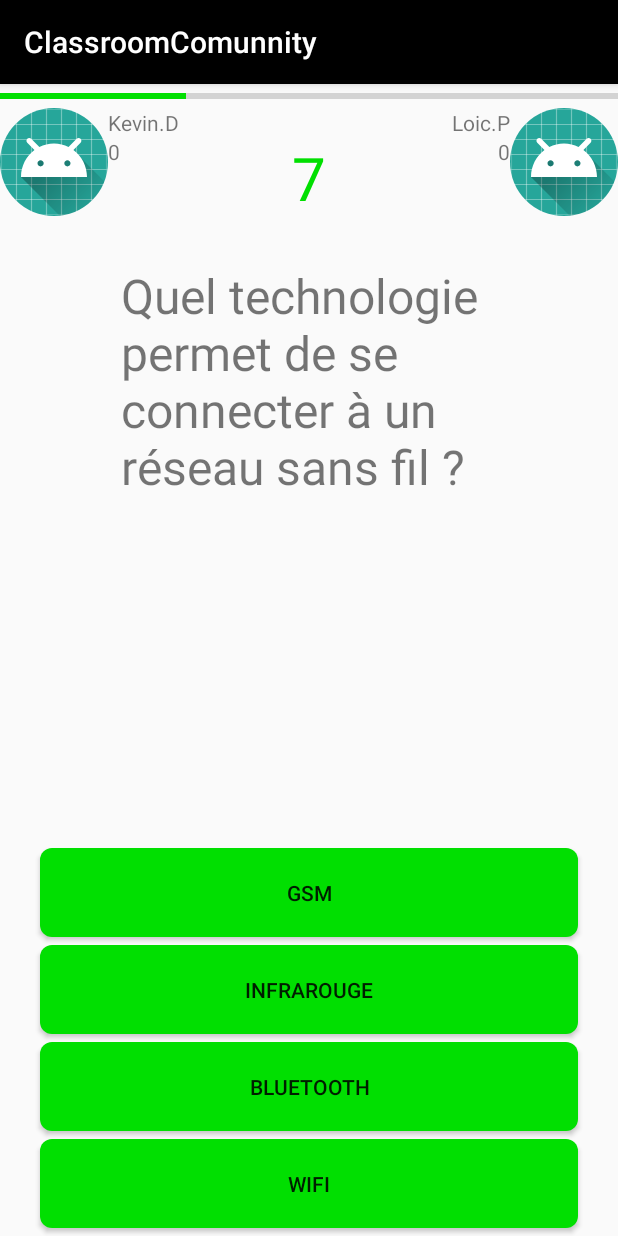
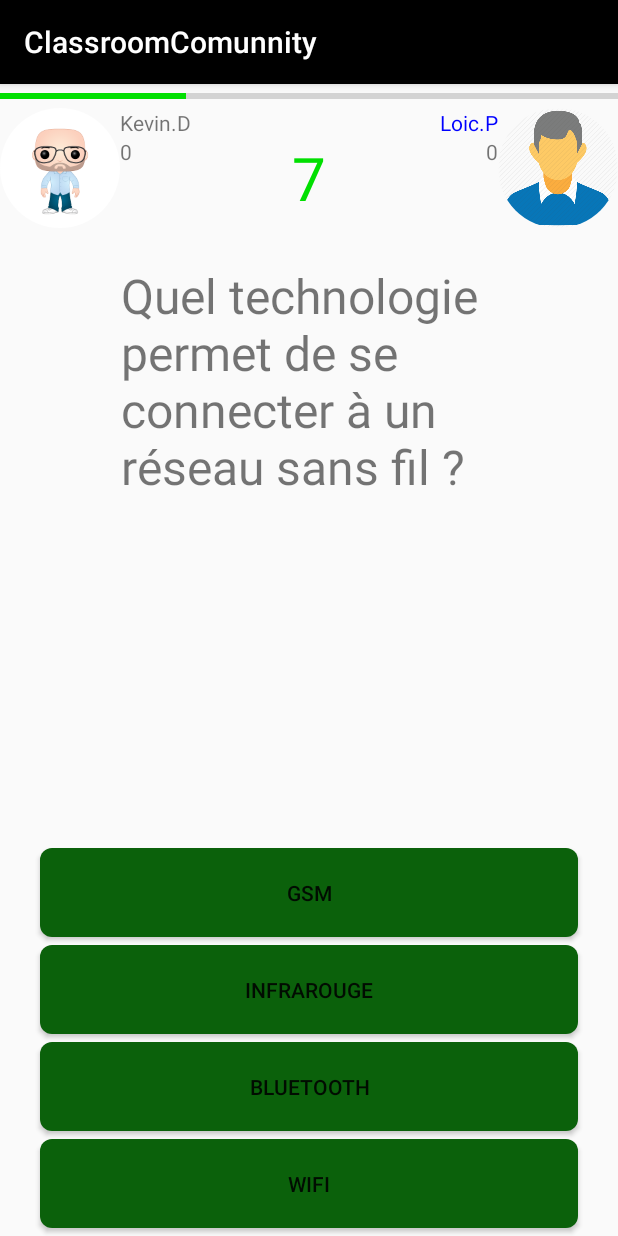
Before and after one commit to KevinDupeyrat/Android-Quiz-Game, an Android app: the fragment FriendFragment placed in its activity, after a tap on "Loic.P", on a phone screen of 412 x 824 dp. Run offline under Robolectric (Android 15) with nearby library versions, the phone set to English and light mode, and no system bars; our stand-ins replace CircleImageView.

Commit message:
Correction de bug sur l'affichage de la listeView et transmition des données entre activités

```diff
--- a/Projects/app/src/main/AndroidManifest.xml
+++ b/Projects/app/src/main/AndroidManifest.xml
@@ -13,6 +13,9 @@
 
         <!-- Déclaration de l'activité -->
         <activity android:name=".activity.LoginActivity">
+        </activity>
+
+        <activity android:name=".activity.MainActivity">
             <intent-filter>
                 <!-- Déclaration comme activité principale -->
                 <action android:name="android.intent.action.MAIN" />
@@ -21,9 +24,6 @@
             </intent-filter>
         </activity>
 
-        <activity android:name=".activity.MainActivity">
-        </activity>
-
         <activity android:name=".activity.QuizActivity">
         </activity>
     </application>
--- a/Projects/app/src/main/java/iut/paci/classroomcomunnity/activity/QuizActivity.java
+++ b/Projects/app/src/main/java/iut/paci/classroomcomunnity/activity/QuizActivity.java
@@ -2,10 +2,12 @@ package iut.paci.classroomcomunnity.activity;
 
 import android.graphics.Color;
 import android.os.Handler;
+import android.support.v4.content.ContextCompat;
 import android.support.v7.app.AppCompatActivity;
 import android.os.Bundle;
 import android.view.View;
 import android.widget.Button;
+import android.widget.ImageView;
 import android.widget.ProgressBar;
 import android.widget.TextView;
 import android.widget.Toast;
@@ -25,6 +27,7 @@ public class QuizActivity extends AppCompatActivity {
     private TextView textScore1;
     private TextView textScore2;
     private TextView nomAdvers;
+    private ImageView avatarRAdvers;
 
     private Handler handler = new Handler();
     private int infoSec = 10;
@@ -105,8 +108,11 @@ public class QuizActivity extends AppCompatActivity {
         this.textScore1 = (TextView) findViewById(R.id.textScore);
         this.textScore2 = (TextView) findViewById(R.id.textScore2);
         this.nomAdvers = (TextView) findViewById(R.id.textNom2);
+        this.avatarRAdvers = (ImageView) findViewById(R.id.img2);
 
         this.nomAdvers.setText(getIntent().getExtras().getString("nom"));
+        this.avatarRAdvers.setImageResource(getIntent().getExtras().getInt("avatar"));
+        this.nomAdvers.setTextColor(ContextCompat.getColor(getApplicationContext(), getIntent().getExtras().getInt("color")));
     }
 
     /**
@@ -193,6 +199,8 @@ public class QuizActivity extends AppCompatActivity {
                     b.setPadding(0, 0, 0, 0);
                     // On desactive les boutons
                     b.setEnabled(false);
+                } else if (b.getText().toString().equals(this.getGoodAnswer())) {
+                    b.setBackgroundResource(R.color.colorAccent);
                 }
                 // On retire le listener
                 // pour ne pas que le joueur
@@ -223,6 +231,7 @@ public class QuizActivity extends AppCompatActivity {
                 b.setPadding(0,0,0,0);
                 b.setEnabled(false);
             } else {
+                b.setBackgroundResource(R.color.colorAccent);
                 // On retire le listener
                 // pour ne pas que le joueur
                 // essai de jouer encore
--- /dev/null
+++ b/Projects/app/src/main/java/iut/paci/classroomcomunnity/adapter/FriendAdapter.java
@@ -0,0 +1,61 @@
+package iut.paci.classroomcomunnity.adapter;
+
+import android.app.Activity;
+import android.content.Context;
+import android.support.annotation.NonNull;
+import android.support.annotation.Nullable;
+import android.view.LayoutInflater;
+import android.view.View;
+import android.view.ViewGroup;
+import android.widget.ArrayAdapter;
+import android.widget.ImageView;
+import android.widget.TextView;
+
+import java.util.List;
+
+import iut.paci.classroomcomunnity.R;
+import iut.paci.classroomcomunnity.bean.Amis;
+
+/**
+ * Created by dupeyrat on 18/02/18.
+ */
+
+public class FriendAdapter extends ArrayAdapter<Amis> {
+
+
+    Context context;
+    int itemRessourceId;
+    List<Amis> amisList;
+
+
+
+
+    public FriendAdapter(@NonNull Context context, int resource, @NonNull List<Amis> objects) {
+        super(context, resource, objects);
+
+        this.context = context;
+        itemRessourceId = resource;
+        amisList = objects;
+    }
+
+    @NonNull
+    @Override
+    public View getView(int position, @Nullable View convertView, @NonNull ViewGroup parent) {
+        //super.getView(position, convertView, parent);
+
+        View layout = convertView;
+        if(convertView == null) {
+            LayoutInflater inflater = LayoutInflater.from(this.context);
+            layout = inflater.inflate(itemRessourceId, parent, false);
+        }
+
+        TextView nameFriend = (TextView) layout.findViewById(R.id.nameFriend);
+        ImageView avatarFriend = (ImageView) layout.findViewById(R.id.avatarFiend);
+
+        nameFriend.setText(amisList.get(position).getNom());
+        nameFriend.setTextColor(this.context.getResources().getColor(amisList.get(position).getColorRessource()));
+        avatarFriend.setImageResource(amisList.get(position).getAvatarRessource());
+
+        return layout;
+    }
+}
--- /dev/null
+++ b/Projects/app/src/main/java/iut/paci/classroomcomunnity/bean/Amis.java
@@ -0,0 +1,45 @@
+package iut.paci.classroomcomunnity.bean;
+
+/**
+ * Created by dupeyrat on 18/02/18.
+ *
+ * Class qui represente un amis
+ * avec son nom et son avatar
+ */
+
+public class Amis {
+
+    private String nom;
+    private int avatarRessource;
+    private int colorRessource;
+
+    public Amis(String nom, int avatarRessource, int colorRessource) {
+        this.nom = nom;
+        this.avatarRessource = avatarRessource;
+        this.colorRessource = colorRessource;
+    }
+
+    public int getColorRessource() {
+        return colorRessource;
+    }
+
+    public void setColorRessource(int colorRessource) {
+        this.colorRessource = colorRessource;
+    }
+
+    public String getNom() {
+        return nom;
+    }
+
+    public void setNom(String nom) {
+        this.nom = nom;
+    }
+
+    public int getAvatarRessource() {
+        return avatarRessource;
+    }
+
+    public void setAvatarRessource(int avatarRessource) {
+        this.avatarRessource = avatarRessource;
+    }
+}
--- a/Projects/app/src/main/java/iut/paci/classroomcomunnity/frame/FriendFragment.java
+++ b/Projects/app/src/main/java/iut/paci/classroomcomunnity/frame/FriendFragment.java
@@ -11,8 +11,13 @@ import android.widget.AdapterView;
 import android.widget.ArrayAdapter;
 import android.widget.ListView;
 
+import java.util.ArrayList;
+import java.util.List;
+
 import iut.paci.classroomcomunnity.R;
 import iut.paci.classroomcomunnity.activity.QuizActivity;
+import iut.paci.classroomcomunnity.adapter.FriendAdapter;
+import iut.paci.classroomcomunnity.bean.Amis;
 
 /**
  * Fragment des amies
@@ -56,29 +61,34 @@ public class FriendFragment extends Fragment {
 
         ListView listView = (ListView) rootView.findViewById(R.id.listView);
 
-        String [] items = {
-                "Loic.P",
-                "Arnaud.R",
-                "Aurore.B",
-                "Mathieu.N",
-                "Kevin.B",
-                "Émilie.D",
-                "Nicolas.E",
-                "Huguette.L",
-                "Gabrielle.D",
-                "Sheldon.C",
-                "Léonard.H",
-                "Marine.C",
-                "Sisko.Y"
-        };
+        List<Amis> amisList = new ArrayList<Amis>();
+        amisList.add(new Amis("Loic.P", R.drawable.man, R.color.manColor));
+        amisList.add(new Amis("Arnaud.R", R.drawable.man, R.color.manColor));
+        amisList.add(new Amis("Aurore.B", R.drawable.woman, R.color.womanColor));
+        amisList.add(new Amis("Mathieu.N", R.drawable.man, R.color.manColor));
+        amisList.add(new Amis("Kevin.B", R.drawable.man, R.color.manColor));
+        amisList.add(new Amis("Émilie.D", R.drawable.woman, R.color.womanColor));
+        amisList.add(new Amis("Nicolas.E", R.drawable.man, R.color.manColor));
+        amisList.add(new Amis("Huguette.L", R.drawable.woman, R.color.womanColor));
+        amisList.add(new Amis("Gabrielle.D", R.drawable.woman, R.color.womanColor));
+        amisList.add(new Amis("Sheldon.C", R.drawable.man, R.color.manColor));
+        amisList.add(new Amis("Léonard.H", R.drawable.man, R.color.manColor));
+        amisList.add(new Amis("Marine.C", R.drawable.woman, R.color.womanColor));
+        amisList.add(new Amis("Sisko.Y", R.drawable.man, R.color.manColor));
 
-        ArrayAdapter<String> adapter = new ArrayAdapter<String>(getContext(), android.R.layout.simple_expandable_list_item_1, items);
+
+        FriendAdapter adapter = new FriendAdapter(rootView.getContext(), R.layout.item_player, amisList);
+
+
+
         listView.setOnItemClickListener(new AdapterView.OnItemClickListener() {
 
             @Override
             public void onItemClick(AdapterView<?> adapterView, View view, int position, long l) {
 
-                String nom = (String) adapterView.getItemAtPosition(position);
+                String nom = ((Amis) adapterView.getItemAtPosition(position)).getNom();
+                int ImageRessource = ((Amis) adapterView.getItemAtPosition(position)).getAvatarRessource();
+                int colorText = ((Amis) adapterView.getItemAtPosition(position)).getColorRessource();
 
                 //Toast.makeText(getContext(),
                   //      "Vous avez cliquer sur " + nom, Toast.LENGTH_LONG)
@@ -91,6 +101,8 @@ public class FriendFragment extends Fragment {
                 Bundle bundle = new Bundle();
                 // Ajout de l'identifiant dans notre boite
                 bundle.putString("nom",nom);
+                bundle.putInt("avatar",ImageRessource);
+                bundle.putInt("color",colorText);
                 // Ajout de notre boite dans notre prochaine activité
                 intent.putExtras(bundle);
                 // On demarre une activité
--- a/Projects/app/src/main/res/drawable/roundedbutton.xml
+++ b/Projects/app/src/main/res/drawable/roundedbutton.xml
@@ -1,7 +1,7 @@
 <?xml version="1.0" encoding="utf-8"?>
 <shape xmlns:android="http://schemas.android.com/apk/res/android"
     android:shape="rectangle">
-    <solid android:color="@color/colorAccent" />
+    <solid android:color="@color/colorPrimaryDark" />
     <corners android:bottomRightRadius="8dp"
         android:bottomLeftRadius="8dp"
         android:topRightRadius="8dp"
--- a/Projects/app/src/main/res/layout-land/activity_quiz.xml
+++ b/Projects/app/src/main/res/layout-land/activity_quiz.xml
@@ -30,16 +30,15 @@
 
     <de.hdodenhof.circleimageview.CircleImageView
         android:id="@+id/img1"
-        android:layout_width="wrap_content"
-        android:layout_height="wrap_content"
-        android:src="@mipmap/ic_launcher_round"
-        android:layout_below="@+id/progressBar"
-        />
+        android:layout_width="80dp"
+        android:layout_height="80dp"
+        android:src="@drawable/monavatar"
+        android:layout_below="@+id/progressBar" />
 
     <de.hdodenhof.circleimageview.CircleImageView
         android:id="@+id/img2"
-        android:layout_width="wrap_content"
-        android:layout_height="wrap_content"
+        android:layout_width="80dp"
+        android:layout_height="80dp"
         android:layout_alignParentEnd="true"
         android:src="@mipmap/ic_launcher_round"
         android:layout_below="@+id/progressBar"
--- a/Projects/app/src/main/res/layout/activity_quiz.xml
+++ b/Projects/app/src/main/res/layout/activity_quiz.xml
@@ -23,16 +23,16 @@
 
         <de.hdodenhof.circleimageview.CircleImageView
             android:id="@+id/img1"
-            android:layout_width="wrap_content"
-            android:layout_height="wrap_content"
-            android:src="@mipmap/ic_launcher_round"
+            android:layout_width="80dp"
+            android:layout_height="80dp"
+            android:src="@drawable/monavatar"
             android:layout_below="@+id/progressBar"
             />
 
         <de.hdodenhof.circleimageview.CircleImageView
             android:id="@+id/img2"
-            android:layout_width="wrap_content"
-            android:layout_height="wrap_content"
+            android:layout_width="80dp"
+            android:layout_height="80dp"
             android:layout_alignParentEnd="true"
             android:src="@mipmap/ic_launcher_round"
             android:layout_below="@+id/progressBar"
--- /dev/null
+++ b/Projects/app/src/main/res/layout/item_player.xml
@@ -0,0 +1,18 @@
+<?xml version="1.0" encoding="utf-8"?>
+<LinearLayout xmlns:android="http://schemas.android.com/apk/res/android"
+    android:layout_width="match_parent"
+    android:layout_height="match_parent"
+    android:orientation="horizontal">
+
+    <de.hdodenhof.circleimageview.CircleImageView
+        android:id="@+id/avatarFiend"
+        android:layout_width="80dp"
+        android:layout_height="80dp" />
+
+    <TextView
+        android:id="@+id/nameFriend"
+        android:layout_width="wrap_content"
+        android:layout_height="wrap_content"
+        android:textSize="20dp" />
+
+</LinearLayout>
--- a/Projects/app/src/main/res/menu/nav_menu.xml
+++ b/Projects/app/src/main/res/menu/nav_menu.xml
@@ -14,20 +14,15 @@
             android:title="Présence"/>
 
 
-        <item android:title="Autre">
-            <menu>
-                <group>
         <item
             android:id="@+id/nav_setting"
             android:icon="@drawable/ic_settings_black_24dp"
             android:title="@string/Setting"/>
+
         <item
             android:id="@+id/nav_about"
             android:icon="@drawable/ic_help_black_24dp"
             android:title="@string/about"/>
-                </group>
-            </menu>
-        </item>
 
     </group>
 
--- a/Projects/app/src/main/res/values/colors.xml
+++ b/Projects/app/src/main/res/values/colors.xml
@@ -4,13 +4,9 @@
     <!-- ==== Couleur primaire ==== -->
     <!--<color name="colorPrimary">#3F51B5</color>-->
     <color name="colorPrimary">#000</color>
-
-
     <!-- ==== Couleur primaire sombre ==== -->
     <!--<color name="colorPrimaryDark">#303F9F</color>-->
     <color name="colorPrimaryDark">#0B610B</color>
-
-
     <!-- ==== Couleur de séléction ==== -->
     <!--<color name="colorAccent">#FF4081</color>-->
     <color name="colorAccent">#01DF01</color>
@@ -20,4 +16,7 @@
     <color name="falseResp">#FF0000</color>
     <color name="otherResp">#A4A4A4</color>
 
+    <color name="manColor">#0000FF</color>
+    <color name="womanColor">#FF00FF</color>
+
 </resources>
```
Also changed, not shown: Projects/app/src/main/res/drawable/man.png (added), Projects/app/src/main/res/drawable/woman.png (added). Lines whose indentation alone changed are shown as unchanged.
